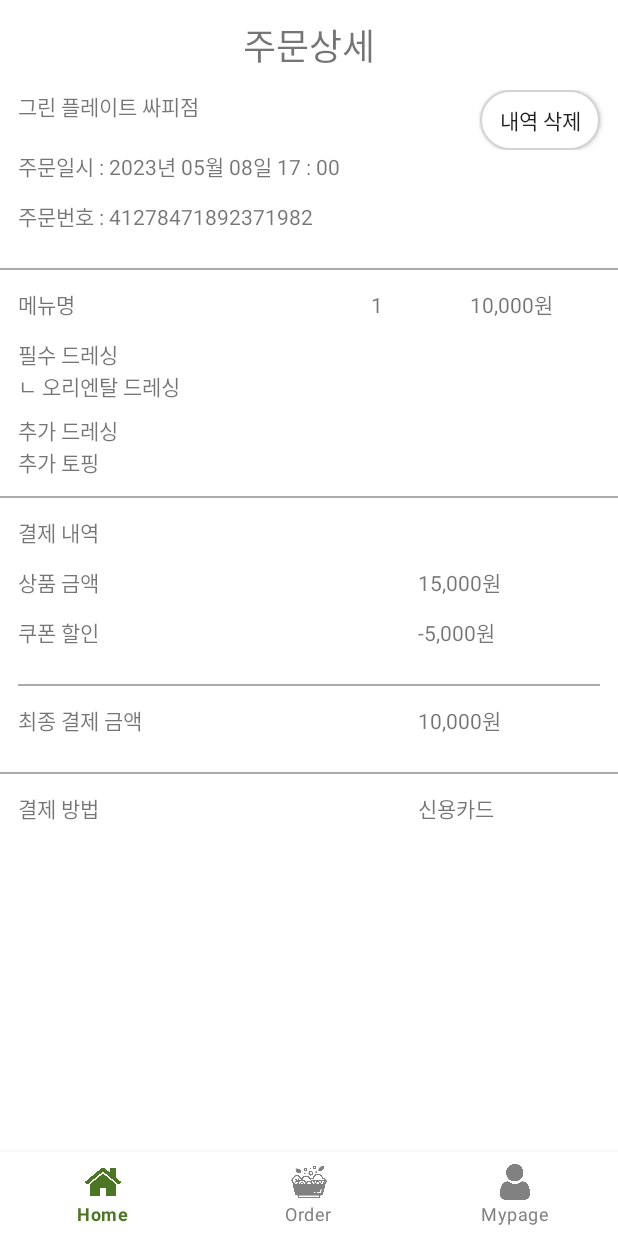
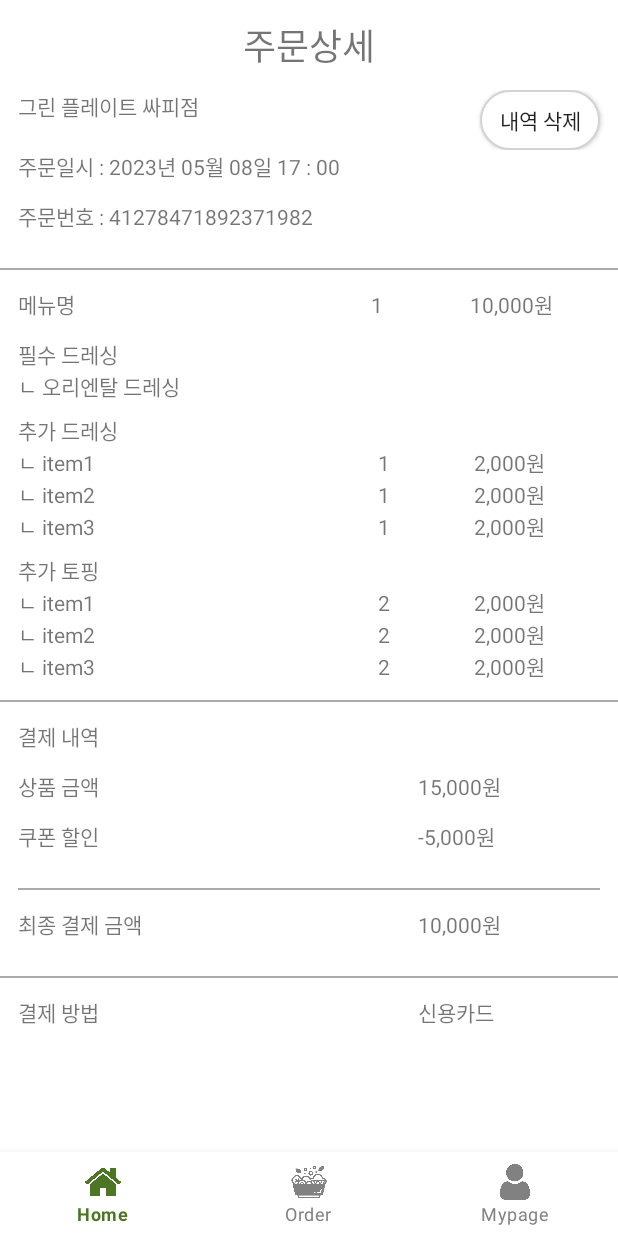
Before and after one commit to ShinWoon/GreenPlate, an Android app: the OrderHistoryDetailFragment screen opened through its navigation route, on a phone screen of 412 x 824 dp. Run offline under Robolectric (Android 15) with nearby library versions, the phone set to English and light mode, and no system bars; our stand-ins replace navigation-ui; pictures from the network do not load.

Commit message:
Feat : 주문내역상세 어댑터 연결 Fix : shoppingCartAdapter, SubDressingAdapter, SubToppingAdapter

```diff
--- a/green_plate_project/app/src/main/java/com/ssafy/green_plate/OrderHistoryDetailFragment.kt
+++ b/green_plate_project/app/src/main/java/com/ssafy/green_plate/OrderHistoryDetailFragment.kt
@@ -1,59 +1,33 @@
 package com.ssafy.green_plate
 
+import android.content.Context
 import android.os.Bundle
 import androidx.fragment.app.Fragment
 import android.view.LayoutInflater
 import android.view.View
 import android.view.ViewGroup
+import com.ssafy.green_plate.config.BaseFragment
+import com.ssafy.green_plate.databinding.FragmentOrderHistoryDetailBinding
+import com.ssafy.green_plate.src.main.MainActivity
 
-// TODO: Rename parameter arguments, choose names that match
-// the fragment initialization parameters, e.g. ARG_ITEM_NUMBER
-private const val ARG_PARAM1 = "param1"
-private const val ARG_PARAM2 = "param2"
+class OrderHistoryDetailFragment : BaseFragment<FragmentOrderHistoryDetailBinding>(FragmentOrderHistoryDetailBinding::bind, R.layout.fragment_order_history_detail){
 
-/**
- * A simple [Fragment] subclass.
- * Use the [OrderHistoryDetailFragment.newInstance] factory method to
- * create an instance of this fragment.
- */
-class OrderHistoryDetailFragment : Fragment() {
-    // TODO: Rename and change types of parameters
-    private var param1: String? = null
-    private var param2: String? = null
+    private lateinit var mainActivity : MainActivity
 
-    override fun onCreate(savedInstanceState: Bundle?) {
-        super.onCreate(savedInstanceState)
-        arguments?.let {
-            param1 = it.getString(ARG_PARAM1)
-            param2 = it.getString(ARG_PARAM2)
+    override fun onAttach(context: Context) {
+        super.onAttach(context)
+        mainActivity = context as MainActivity
+    }
+    override fun onViewCreated(view: View, savedInstanceState: Bundle?) {
+        super.onViewCreated(view, savedInstanceState)
+
+        var items = listOf("item1", "item2", "item3")
+        binding.orderHistorySubDressingRv.apply {
+            adapter = SubDressingAdapter(mainActivity, items)
+        }
+
+        binding.orderHistorySubToppingRv.apply {
+            adapter = SubToppingAdapter(mainActivity, items)
         }
     }
-
-    override fun onCreateView(
-        inflater: LayoutInflater, container: ViewGroup?,
-        savedInstanceState: Bundle?
-    ): View? {
-        // Inflate the layout for this fragment
-        return inflater.inflate(R.layout.fragment_order_history_detail, container, false)
-    }
-
-    companion object {
-        /**
-         * Use this factory method to create a new instance of
-         * this fragment using the provided parameters.
-         *
-         * @param param1 Parameter 1.
-         * @param param2 Parameter 2.
-         * @return A new instance of fragment OrderHistoryDetailFragment.
-         */
-        // TODO: Rename and change types and number of parameters
-        @JvmStatic
-        fun newInstance(param1: String, param2: String) =
-            OrderHistoryDetailFragment().apply {
-                arguments = Bundle().apply {
-                    putString(ARG_PARAM1, param1)
-                    putString(ARG_PARAM2, param2)
-                }
-            }
-    }
 }
--- a/green_plate_project/app/src/main/java/com/ssafy/green_plate/SubDressingAdapter.kt
+++ b/green_plate_project/app/src/main/java/com/ssafy/green_plate/SubDressingAdapter.kt
@@ -1,5 +1,6 @@
 package com.ssafy.green_plate
 
+import android.content.Context
 import android.util.Log
 import android.view.LayoutInflater
 import android.view.ViewGroup
@@ -7,7 +8,7 @@ import androidx.recyclerview.widget.RecyclerView
 import com.ssafy.green_plate.databinding.ListItemShoppingcartSubDressingBinding
 
 private const val TAG = "SubDressingAdapter_싸피"
-class SubDressingAdapter() : RecyclerView.Adapter<SubDressingAdapter.SubDressingViewHolder>() {
+class SubDressingAdapter(val context : Context, private var items : List<String>) : RecyclerView.Adapter<SubDressingAdapter.SubDressingViewHolder>() {
 
     inner class SubDressingViewHolder(private val binding: ListItemShoppingcartSubDressingBinding) :
         RecyclerView.ViewHolder(binding.root) {
@@ -27,15 +28,12 @@ class SubDressingAdapter() : RecyclerView.Adapter<SubDressingAdapter.SubDressing
     override fun onBindViewHolder(holder: SubDressingViewHolder, position: Int) {
         val item = items[position]
         holder.bind(item)
+        Log.d(TAG, "onBindViewHolder: $items")
     }
 
     override fun getItemCount(): Int {
         return items.size
     }
 
-    private var items: List<String> = listOf()
-    fun setItems(newItems: List<String>) {
-        items = newItems
-    }
 
 }
--- a/green_plate_project/app/src/main/res/layout/fragment_order_history_detail.xml
+++ b/green_plate_project/app/src/main/res/layout/fragment_order_history_detail.xml
@@ -193,6 +193,7 @@
                 android:layout_width="match_parent"
                 android:layout_height="wrap_content"
                 android:layout_marginLeft="12dp"
+                android:layout_marginTop="8dp"
                 android:orientation="vertical"
                 app:layout_constraintStart_toEndOf="@id/shoppingItemImgIv"
                 app:layout_constraintTop_toBottomOf="@id/subDressingLayout">
--- a/green_plate_project/app/src/main/res/layout/list_item_shoppingcart_sub_dressing.xml
+++ b/green_plate_project/app/src/main/res/layout/list_item_shoppingcart_sub_dressing.xml
@@ -1,7 +1,7 @@
 <?xml version="1.0" encoding="utf-8"?>
 <LinearLayout xmlns:android="http://schemas.android.com/apk/res/android"
     android:layout_width="match_parent"
-    android:layout_height="match_parent"
+    android:layout_height="wrap_content"
     android:orientation="vertical">
 
     <LinearLayout
@@ -14,12 +14,16 @@
             android:layout_height="wrap_content"
             android:layout_weight="1"
             android:orientation="horizontal">
+            <TextView
+                android:layout_width="wrap_content"
+                android:layout_height="wrap_content"
+                android:text="ㄴ " />
 
             <TextView
                 android:id="@+id/subDressingNameTv"
                 android:layout_width="wrap_content"
                 android:layout_height="wrap_content"
-                android:text="ㄴ 오리엔탈 드레싱" />
+                android:text="오리엔탈 드레싱" />
         </LinearLayout>
 
         <LinearLayout
--- a/green_plate_project/app/src/main/res/layout/list_item_shoppingcart_sub_topping.xml
+++ b/green_plate_project/app/src/main/res/layout/list_item_shoppingcart_sub_topping.xml
@@ -1,7 +1,7 @@
 <?xml version="1.0" encoding="utf-8"?>
 <LinearLayout xmlns:android="http://schemas.android.com/apk/res/android"
     android:layout_width="match_parent"
-    android:layout_height="match_parent"
+    android:layout_height="wrap_content"
     android:orientation="vertical">
 
     <LinearLayout
@@ -14,12 +14,16 @@
             android:layout_height="wrap_content"
             android:layout_weight="1"
             android:orientation="horizontal">
+            <TextView
+                android:layout_width="wrap_content"
+                android:layout_height="wrap_content"
+                android:text="ㄴ " />
 
             <TextView
                 android:id="@+id/subToppingNameTv"
                 android:layout_width="wrap_content"
                 android:layout_height="wrap_content"
-                android:text="ㄴ 계란" />
+                android:text="계란" />
         </LinearLayout>
 
         <LinearLayout
```
Also changed, not shown: green_plate_project/app/src/main/java/com/ssafy/green_plate/ShoppingCartAdapter.kt (+3 -13 lines), green_plate_project/app/src/main/java/com/ssafy/green_plate/SubToppingAdapter.kt (+2 -7 lines).
